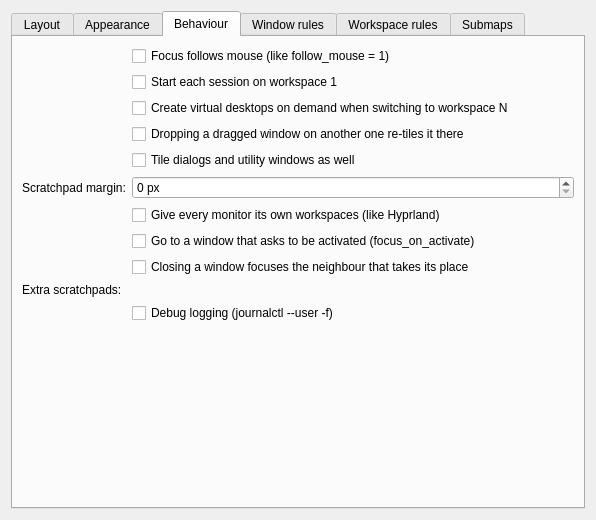
DGBooth/HyprKwin, file package/contents/ui/config.ui: the form before one commit.
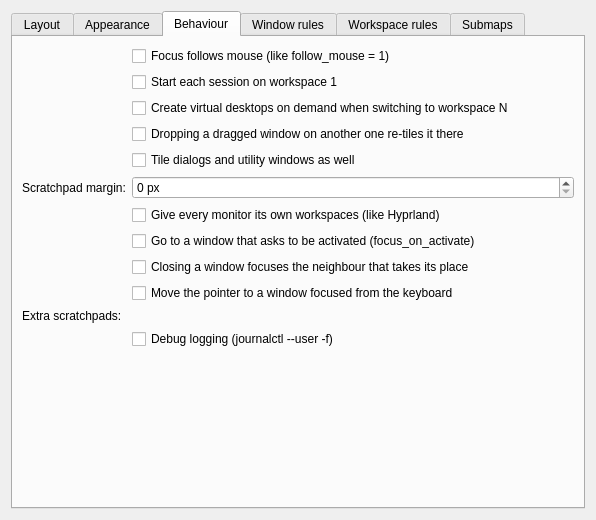
The form after the commit. The open tabs and pages were chosen to show the change. Custom widgets are drawn as their Qt base class.

Commit message: The pointer follows keyboard focus

What changed in the file:
```diff
--- a/package/contents/ui/config.ui
+++ b/package/contents/ui/config.ui
@@ -367,17 +367,23 @@
          <property name="toolTip"><string>As in Hyprland: focus follows the window that grows into the gap — the other side of the split, or the next tab in a group. Off: Plasma decides, which means the window you used longest ago, wherever it happens to be.</string></property>
         </widget>
        </item>
-       <item row="9" column="0">
-        <widget class="QLabel" name="scratchpadNamesLabel"><property name="text"><string>Extra scratchpads:</string></property></widget>
-       </item>
        <item row="9" column="1">
+        <widget class="QCheckBox" name="kcfg_PointerFollowsFocus">
+         <property name="text"><string>Move the pointer to a window focused from the keyboard</string></property>
+         <property name="toolTip"><string>As Hyprland does unless cursor:no_warps is set: after Meta+arrow, a monitor switch or sending a window to another monitor, the pointer jumps to the focused window. It stays put if it is already over it.</string></property>
+        </widget>
+       </item>
+       <item row="10" column="0">
+        <widget class="QLabel" name="scratchpadNamesLabel"><property name="text"><string>Extra scratchpads:</string></property></widget>
+       </item>
+       <item row="10" column="1">
         <widget class="KEditListWidget" name="kcfg_ScratchpadNames">
          <property name="kcfg_property" stdset="0"><string>items</string></property>
          <property name="kcfg_propertyNotify" stdset="0"><string>2changed()</string></property>
          <property name="toolTip"><string>Named scratchpads, as in Hyprland's special workspaces. The first name here is scratchpad 1, the second scratchpad 2, and so on; give them keys in System Settings &gt; Keyboard &gt; Shortcuts &gt; KWin (HyprKwin: Toggle scratchpad 1...). A window goes into one with the matching "Move window to/from scratchpad" key, or a rule such as "workspace special:music, class:^(spotify)$". Only one scratchpad is on screen at a time.</string></property>
         </widget>
        </item>
-       <item row="10" column="1">
+       <item row="11" column="1">
         <widget class="QCheckBox" name="kcfg_Debug">
          <property name="text"><string>Debug logging (journalctl --user -f)</string></property>
         </widget>
```
The commit also changes 9 other files.
